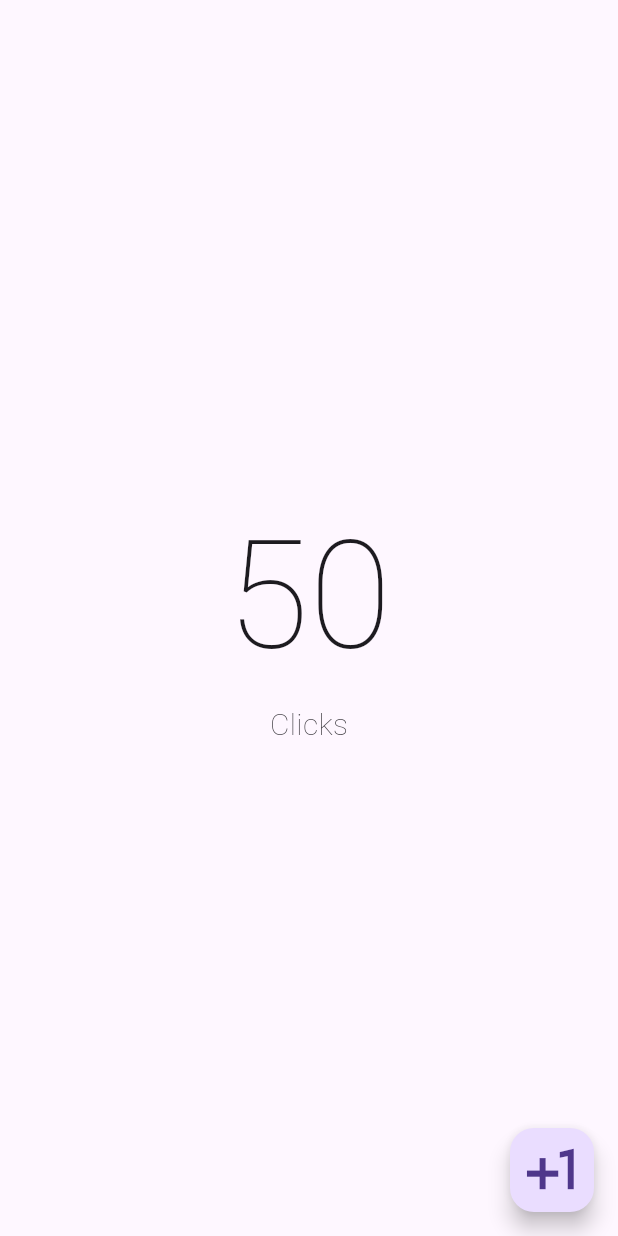
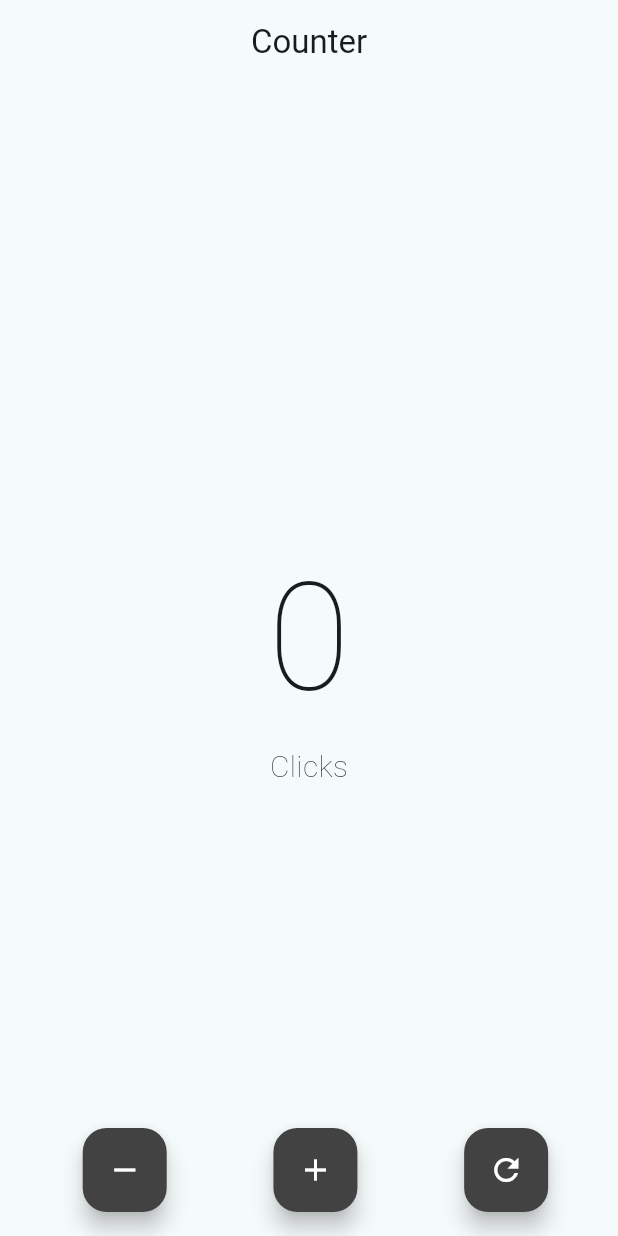
Before and after one commit to crycodex/Flutter_course, a Flutter app: the screen it shows after launch, on a phone screen of 412 x 824 dp. Run offline on Flutter 3.47's test engine with Material 3 defaults, Android fonts, the phone set to English and light mode, and no system bars.

Commit message:
Refactoriza la pantalla de contador: se cambia a un widget Stateful, se añade un AppBar y se implementan botones para incrementar, decrementar y reiniciar el contador.

```diff
--- a/app_intro/lib/main.dart
+++ b/app_intro/lib/main.dart
@@ -12,6 +12,7 @@ class MyApp extends StatelessWidget {
   Widget build(BuildContext context) {
     return MaterialApp(
       debugShowCheckedModeBanner: false,
+      theme: ThemeData(useMaterial3: true, colorSchemeSeed: Colors.grey),
       home: CounterScreen(),
     );
   }
--- a/app_intro/lib/presetation/screens/counters/counter_screen.dart
+++ b/app_intro/lib/presetation/screens/counters/counter_screen.dart
@@ -1,29 +1,72 @@
 import 'package:flutter/material.dart';
 
-class CounterScreen extends StatelessWidget {
-  const CounterScreen({super.key});
+class CounterScreen extends StatefulWidget {
+  CounterScreen({super.key});
 
+  int click = 0;
+
+  @override
+  State<CounterScreen> createState() => _CounterScreenState();
+}
+
+class _CounterScreenState extends State<CounterScreen> {
   @override
   Widget build(BuildContext context) {
     return Scaffold(
+      appBar: AppBar(
+        title: Text("Counter"),
+        centerTitle: true,
+        // backgroundColor: Colors.grey,
+      ),
       body: Center(
         child: Column(
           mainAxisAlignment: MainAxisAlignment.center,
           children: [
             Text(
-              "50",
+              "${widget.click}",
               style: TextStyle(fontSize: 100, fontWeight: FontWeight.w100),
             ),
             Text(
-              "Clicks",
+              "Click${widget.click == 1 ? "" : "s"}",
               style: TextStyle(fontSize: 20, fontWeight: FontWeight.w100),
             ),
           ],
         ),
       ),
-      floatingActionButton: FloatingActionButton(
-        onPressed: () {},
-        child: Icon(Icons.plus_one, size: 50),
+      floatingActionButton: Row(
+        mainAxisAlignment: MainAxisAlignment.spaceEvenly,
+        children: [
+          SizedBox(width: 10),
+          FloatingActionButton(
+            backgroundColor: Colors.grey[800],
+            onPressed: () {
+              setState(() {
+                widget.click--;
+              });
+            },
+            child: Icon(Icons.remove, color: Colors.white),
+          ),
+          SizedBox(width: 10),
+          FloatingActionButton(
+            backgroundColor: Colors.grey[800],
+            onPressed: () {
+              setState(() {
+                widget.click++;
+              });
+            },
+            child: Icon(Icons.add, color: Colors.white),
+          ),
+          SizedBox(width: 10),
+          FloatingActionButton(
+            backgroundColor: Colors.grey[800],
+            onPressed: () {
+              setState(() {
+                widget.click = 0;
+              });
+            },
+            child: Icon(Icons.refresh, color: Colors.white),
+          ),
+        ],
       ),
     );
   }
```
